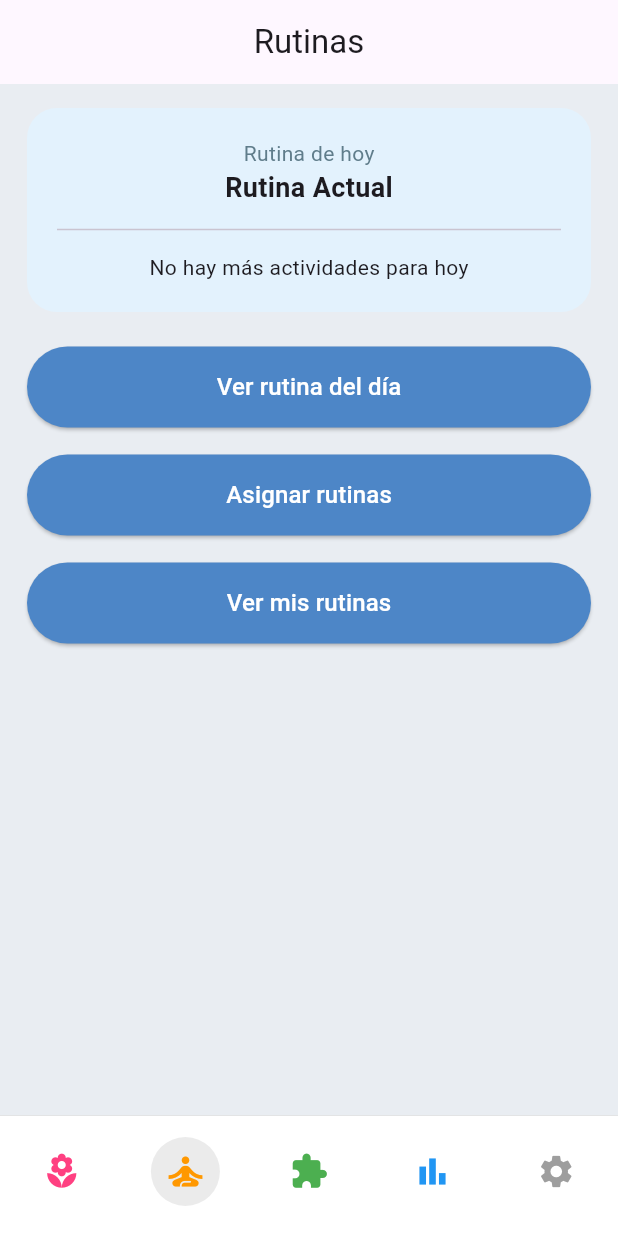
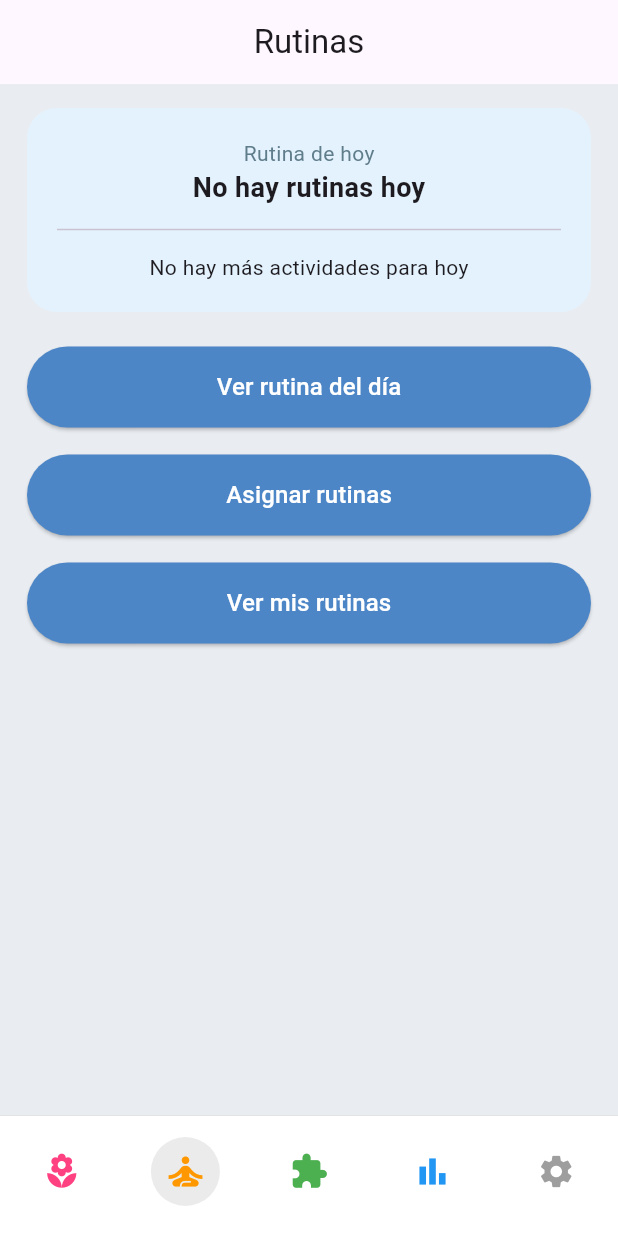
Before and after one commit to jeffersoncordobap/BLOOMIND, a Flutter app: the screen it shows after launch, item 2 of the bottom bar chosen, on a phone screen of 412 x 824 dp. Run offline on Flutter 3.47's test engine with Material 3 defaults, Android fonts, the phone set to English and light mode, and no system bars; our stand-ins replace sqflite, table_calendar; accounts and stored records are empty.

Commit message:
feat:motrar rutina del dia en la pantalla principal y actividad proxima  mejorada

```diff
--- a/lib/features/routines/presentation/ruotine_screen.dart
+++ b/lib/features/routines/presentation/ruotine_screen.dart
@@ -18,7 +18,9 @@ class RoutineScreen extends StatelessWidget {
   @override
   Widget build(BuildContext context) {
     // Escuchamos el provider para obtener la próxima actividad
-    final nextActivity = context.watch<RoutineProvider>().nextActivity;
+    final routineProvider = context.watch<RoutineProvider>(); //
+    final nextActivity = routineProvider.nextActivity; //
+    final routineName = routineProvider.currentRoutineName;
 
     return Scaffold(
       appBar: AppBar(title: const Text('Rutinas'), centerTitle: true),
@@ -26,8 +28,7 @@ class RoutineScreen extends StatelessWidget {
         padding: const EdgeInsets.symmetric(horizontal: 18, vertical: 16),
         child: Column(
           children: [
-            // Tarjeta dinámica que se actualiza sola gracias al Provider
-            _buildUpcomingCard(nextActivity),
+            _buildUpcomingCard(nextActivity, routineName),
 
             const SizedBox(height: 23),
 
@@ -56,7 +57,7 @@ class RoutineScreen extends StatelessWidget {
   }
 
   // Widget de la Tarjeta de Próxima Actividad
-  Widget _buildUpcomingCard(Activity? actividad) {
+  Widget _buildUpcomingCard(Activity? actividad, String routineName) {
     return Container(
       width: double.infinity,
       padding: const EdgeInsets.all(20),
@@ -67,9 +68,9 @@ class RoutineScreen extends StatelessWidget {
       child: Column(
         children: [
           const Text("Rutina de hoy", style: TextStyle(color: Colors.blueGrey)),
-          const Text(
-            "Rutina Actual",
-            style: TextStyle(fontWeight: FontWeight.bold, fontSize: 18),
+          Text(
+            routineName,
+            style: const TextStyle(fontWeight: FontWeight.bold, fontSize: 18),
           ),
           const Divider(height: 30),
           if (actividad != null) ...[
```
Also changed, not shown: lib/features/routines/presentation/provider/routine_provider.dart (+18 -10 lines).
